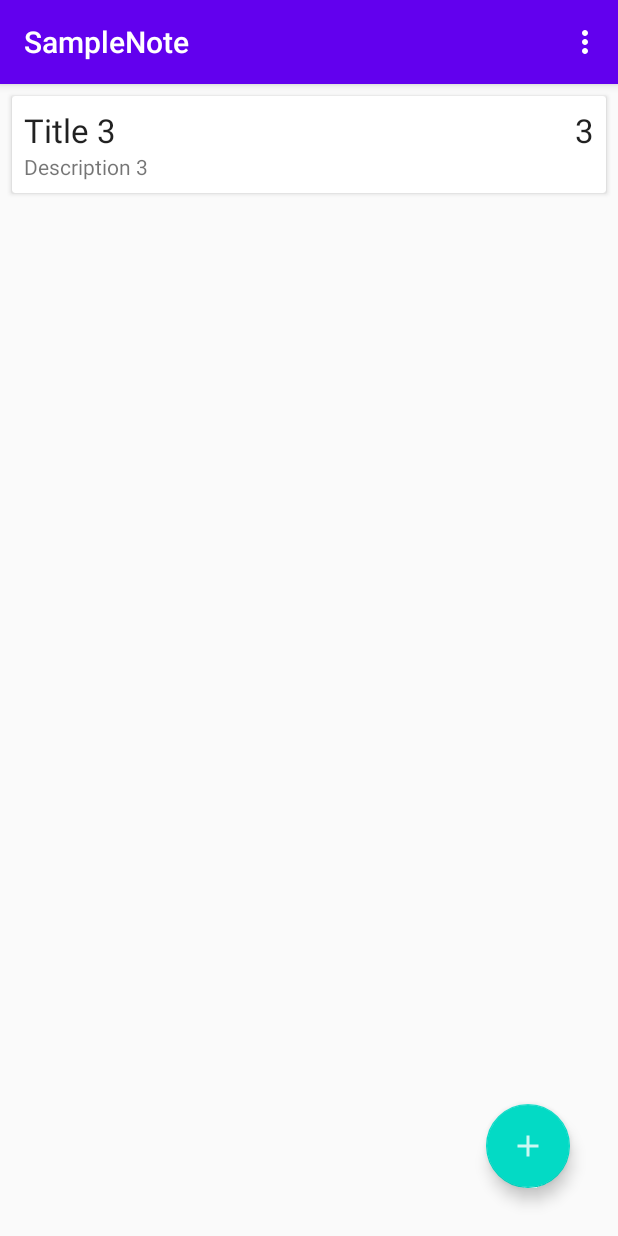
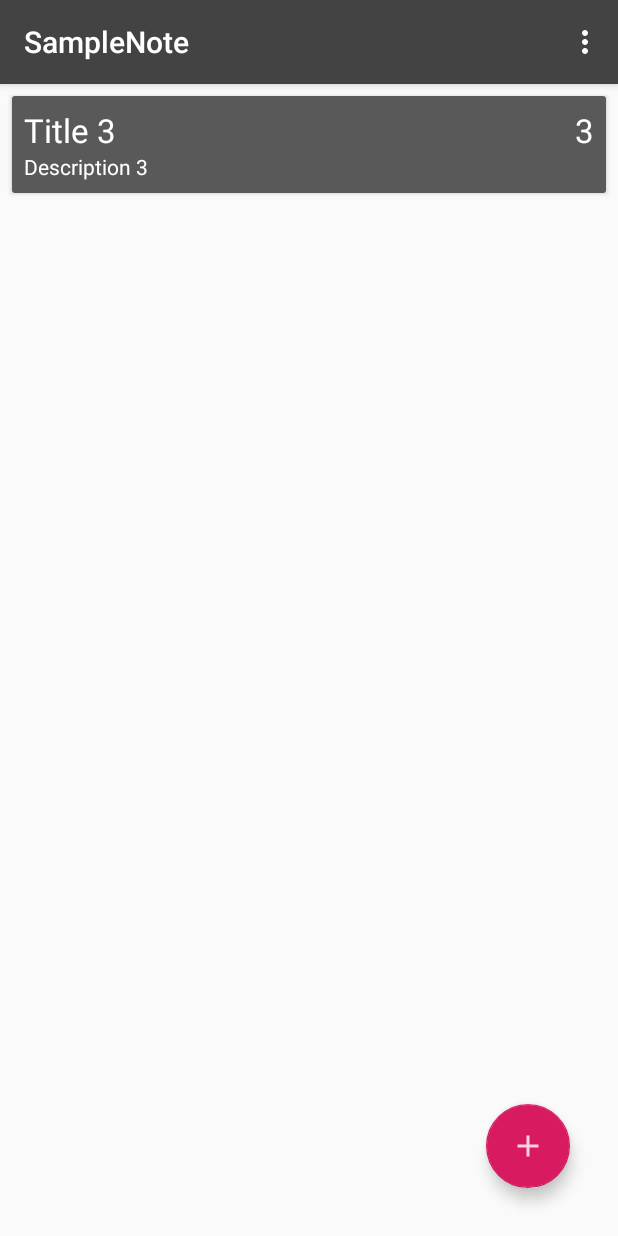
Before and after one commit to dgritsenko/SampleNote, an Android app: the screen it shows after launch (MainActivity), on a phone screen of 412 x 824 dp. Run offline under Robolectric (Android 15) with nearby library versions, the phone set to English and light mode, and no system bars; our stand-ins replace Room's generated code.

Commit message:
add amination with listAdapter(DiffUtil)

```diff
--- a/app/src/main/java/com/dgricko/samplenote/MainActivity.java
+++ b/app/src/main/java/com/dgricko/samplenote/MainActivity.java
@@ -61,7 +61,7 @@ public class MainActivity extends AppCompatActivity {
             @Override
             public void onChanged(List<Note> notes) {
                 //update RecyclerView
-                adapter.setNotes(notes);
+                adapter.submitList(notes);
 
             }
         });
--- a/app/src/main/java/com/dgricko/samplenote/NoteAdapter.java
+++ b/app/src/main/java/com/dgricko/samplenote/NoteAdapter.java
@@ -6,16 +6,36 @@ import android.view.ViewGroup;
 import android.widget.TextView;
 
 import androidx.annotation.NonNull;
+import androidx.recyclerview.widget.DiffUtil;
+import androidx.recyclerview.widget.ListAdapter;
 import androidx.recyclerview.widget.RecyclerView;
 
 import java.util.ArrayList;
 import java.util.List;
 
 
-public class NoteAdapter extends RecyclerView.Adapter<NoteAdapter.NoteViewHolder> {
+public class NoteAdapter extends ListAdapter<Note, NoteAdapter.NoteViewHolder> {
 
-    private List<Note> notes = new ArrayList<>();
+
     private OnItemClickListenerNote listener;
+
+    public NoteAdapter() {
+        super(DIFF_CALLBACK);
+    }
+
+    private static final DiffUtil.ItemCallback<Note> DIFF_CALLBACK = new DiffUtil.ItemCallback<Note>() {
+        @Override
+        public boolean areItemsTheSame(@NonNull Note oldItem, @NonNull Note newItem) {
+            return oldItem.getId() == newItem.getId();
+        }
+
+        @Override
+        public boolean areContentsTheSame(@NonNull Note oldItem, @NonNull Note newItem) {
+            return oldItem.getTitle().equals(newItem.getTitle()) &&
+                    oldItem.getDescription().equals(newItem.getDescription()) &&
+                    oldItem.getPriority() == newItem.getPriority();
+        }
+    };
 
     @NonNull
     @Override
@@ -27,7 +47,7 @@ public class NoteAdapter extends RecyclerView.Adapter<NoteAdapter.NoteViewHolder
 
     @Override
     public void onBindViewHolder(@NonNull NoteViewHolder holder, int position) {
-        Note currentNote = notes.get(position);
+        Note currentNote = getItem(position);
 
         holder.textViewTitle.setText(currentNote.getTitle());
         holder.textViewDescription.setText(currentNote.getDescription());
@@ -35,7 +55,7 @@ public class NoteAdapter extends RecyclerView.Adapter<NoteAdapter.NoteViewHolder
 
     }
 
-    @Override
+ /*   @Override
     public int getItemCount() {
         return notes.size();
     }
@@ -44,11 +64,11 @@ public class NoteAdapter extends RecyclerView.Adapter<NoteAdapter.NoteViewHolder
     public void setNotes(List<Note> notes) {
         this.notes = notes;
         notifyDataSetChanged();
-    }
+    }*/
 
     //method for SwipeDel
     public Note getNoteAt(int position) {
-        return notes.get(position);
+        return getItem(position);
     }
 
     class NoteViewHolder extends RecyclerView.ViewHolder {
@@ -68,7 +88,7 @@ public class NoteAdapter extends RecyclerView.Adapter<NoteAdapter.NoteViewHolder
                 public void onClick(View v) {
                     int position = getAdapterPosition();
                     if (listener != null && position != RecyclerView.NO_POSITION) {
-                        listener.onItemClick(notes.get(position));
+                        listener.onItemClick(getItem(position));
                     }
                 }
             });
--- a/app/src/main/res/layout/note_list.xml
+++ b/app/src/main/res/layout/note_list.xml
@@ -11,6 +11,7 @@
     <RelativeLayout
         android:layout_width="wrap_content"
         android:layout_height="wrap_content"
+        android:background="@color/lightergrey2"
         android:padding="8dp">
 
         <TextView
@@ -18,6 +19,7 @@
             android:layout_width="wrap_content"
             android:layout_height="wrap_content"
             android:layout_alignParentEnd="true"
+            android:textColor="@android:color/white"
             tools:text="1"
             android:textAppearance="@style/TextAppearance.AppCompat.Large"/>
 
@@ -25,6 +27,7 @@
             android:id="@+id/text_view_title"
             android:layout_width="wrap_content"
             android:layout_height="wrap_content"
+            android:textColor="@android:color/white"
             android:text="Title"
             android:textAppearance="@style/TextAppearance.AppCompat.Large"
             android:maxLines="1"
@@ -36,6 +39,7 @@
             android:id="@+id/text_view_description"
             android:layout_width="wrap_content"
             android:layout_height="wrap_content"
+            android:textColor="@android:color/white"
             android:layout_below="@+id/text_view_title"
             android:text="Description"/>
     </RelativeLayout>
--- a/app/src/main/res/values/colors.xml
+++ b/app/src/main/res/values/colors.xml
@@ -1,6 +1,14 @@
 <?xml version="1.0" encoding="utf-8"?>
 <resources>
-    <color name="colorPrimary">#6200EE</color>
+  <!--  <color name="colorPrimary">#6200EE</color>
     <color name="colorPrimaryDark">#3700B3</color>
-    <color name="colorAccent">#03DAC5</color>
+    <color name="colorAccent">#03DAC5</color>-->
+
+    <color name="colorPrimary">#444343</color>
+    <color name="lightergrey1">#504F4F</color>
+    <color name="lightergrey2">#5A5959</color>
+    <color name="darkergrey1">#3D3C3C</color>
+    <color name="darkergrey2">#333232</color>
+    <color name="colorPrimaryDark">#00574B</color>
+    <color name="colorAccent">#D81B60</color>
 </resources>
```
